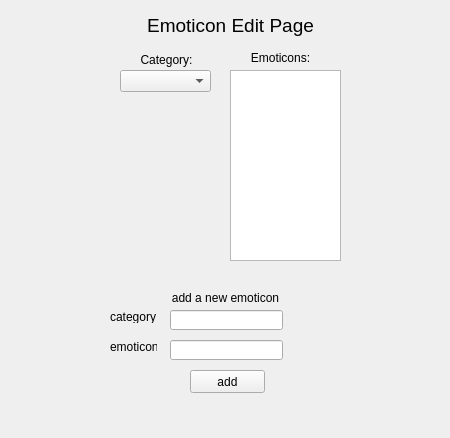
Before: the Qt Designer form app/emoticonedit.ui in syncopika/chitchat, drawn with Qt 5.
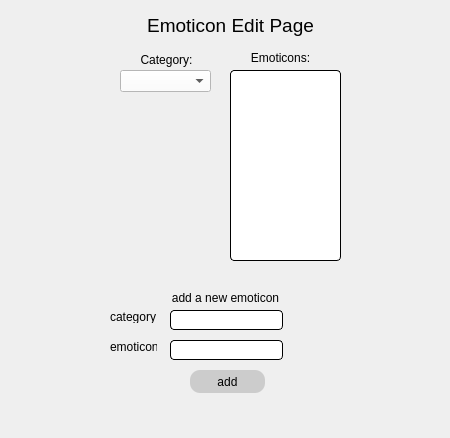
After: the same form once the commit is applied.

The edit to the form file:
```diff
--- a/app/emoticonedit.ui
+++ b/app/emoticonedit.ui
@@ -31,6 +31,44 @@
   <property name="windowTitle">
    <string>Form</string>
   </property>
+  <property name="styleSheet">
+   <string notr="true">QLineEdit {
+	border-width: 1px;
+    border-style: outset;
+    border-radius: 4px;
+    border-color: #000;
+    background-color: #fff;
+}
+
+QPushButton {
+    background-color: #ccc;
+    border-style: outset;
+    border-radius: 10px;
+    border-color: #000;
+}
+
+QPushButton:hover {
+    background-color: #fff;
+}
+
+QTextBrowser {
+	border-width: 1px;
+    border-style: outset;
+    border-radius: 4px;
+    border-color: #000;
+    background-color: #fff;
+}
+
+QAbstractItemView {
+	background-color: #fff;
+}
+
+QComboBox {
+	background-color: #fff;
+    selection-background-color: #fff;
+}
+</string>
+  </property>
   <widget class="QLabel" name="label">
    <property name="geometry">
     <rect>
```
